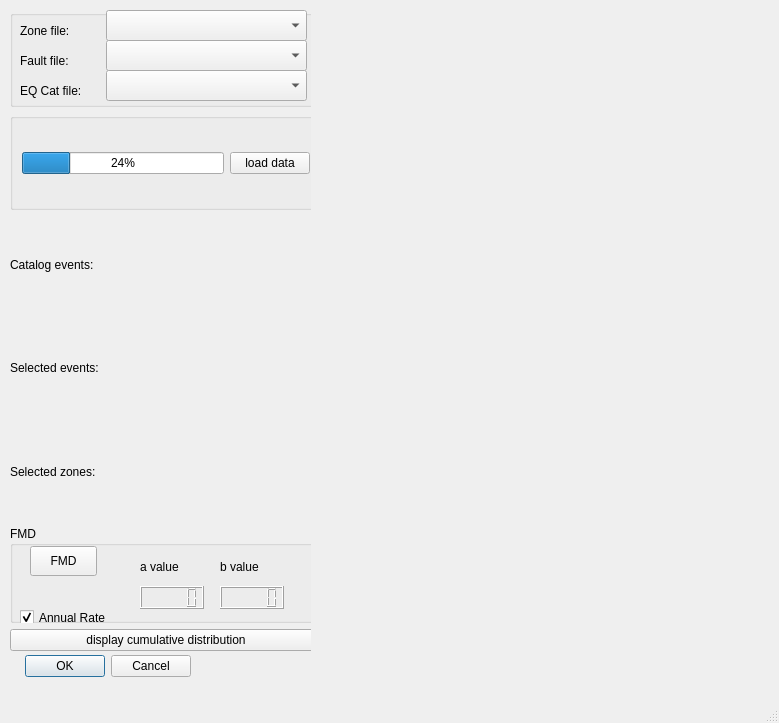
This is mt_seismicsource/ui_seismicsource.ui in feuchner/seismicsource-toolkit as Qt 5 draws it before an edit. The edited form follows.
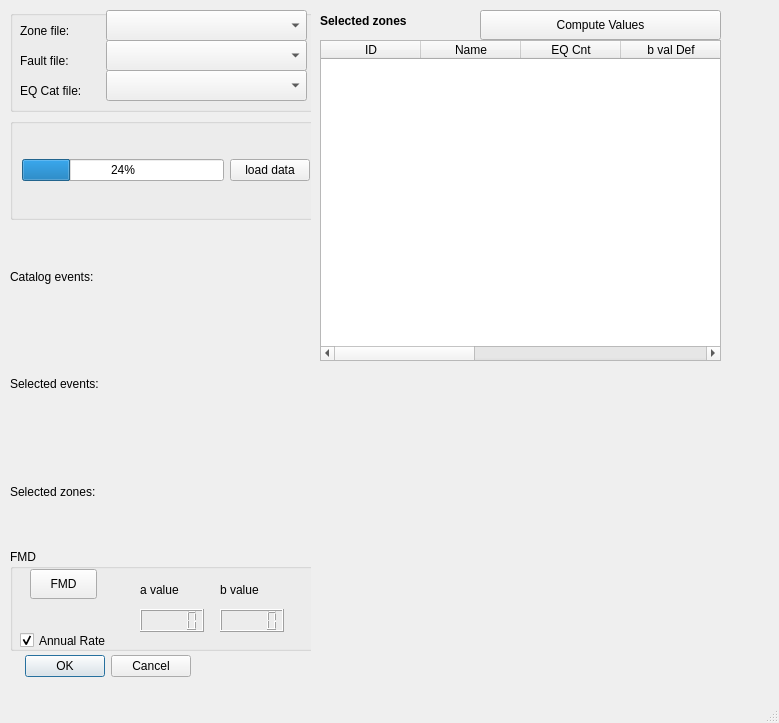
This is the edited form.

Commit message: added parameter table for selected features

Diff of the .ui file:
```diff
--- a/mt_seismicsource/ui_seismicsource.ui
+++ b/mt_seismicsource/ui_seismicsource.ui
@@ -253,49 +253,9 @@
        </widget>
       </widget>
      </item>
-     <item>
-      <widget class="QPushButton" name="btnDisplayCumulDist">
-       <property name="text">
-        <string>display cumulative distribution</string>
-       </property>
-      </widget>
-     </item>
     </layout>
    </widget>
   </widget>
-  <widget class="QWidget" name="widgetPlotCumulDist" native="true">
-   <property name="geometry">
-    <rect>
-     <x>320</x>
-     <y>10</y>
-     <width>401</width>
-     <height>350</height>
-    </rect>
-   </property>
-   <property name="minimumSize">
-    <size>
-     <width>300</width>
-     <height>350</height>
-    </size>
-   </property>
-   <property name="maximumSize">
-    <size>
-     <width>450</width>
-     <height>450</height>
-    </size>
-   </property>
-   <widget class="QWidget" name="verticalLayoutWidget">
-    <property name="geometry">
-     <rect>
-      <x>10</x>
-      <y>10</y>
-      <width>381</width>
-      <height>331</height>
-     </rect>
-    </property>
-    <layout class="QVBoxLayout" name="layoutPlotCumulDist"/>
-   </widget>
-  </widget>
   <widget class="QWidget" name="widgetPlotFMD" native="true">
    <property name="geometry">
     <rect>
@@ -329,6 +289,96 @@
     <layout class="QVBoxLayout" name="layoutPlotFMD"/>
    </widget>
   </widget>
+  <widget class="QWidget" name="widgetZoneTable" native="true">
+   <property name="geometry">
+    <rect>
+     <x>320</x>
+     <y>10</y>
+     <width>401</width>
+     <height>351</height>
+    </rect>
+   </property>
+   <widget class="QTableWidget" name="zoneTable">
+    <property name="geometry">
+     <rect>
+      <x>0</x>
+      <y>30</y>
+      <width>401</width>
+      <height>321</height>
+     </rect>
+    </property>
+    <property name="sortingEnabled">
+     <bool>true</bool>
+    </property>
+    <property name="columnCount">
+     <number>8</number>
+    </property>
+    <column>
+     <property name="text">
+      <string>ID</string>
+     </property>
+    </column>
+    <column>
+     <property name="text">
+      <string>Name</string>
+     </property>
+    </column>
+    <column>
+     <property name="text">
+      <string>EQ Cnt</string>
+     </property>
+    </column>
+    <column>
+     <property name="text">
+      <string>b val Def</string>
+     </property>
+    </column>
+    <column>
+     <property name="text">
+      <string>b value</string>
+     </property>
+    </column>
+    <column>
+     <property name="text">
+      <string>a value</string>
+     </property>
+    </column>
+    <column/>
+    <column/>
+   </widget>
+   <widget class="QLabel" name="labelZoneTable">
+    <property name="geometry">
+     <rect>
+      <x>0</x>
+      <y>0</y>
+      <width>121</width>
+      <height>21</height>
+     </rect>
+    </property>
+    <property name="font">
+     <font>
+      <weight>75</weight>
+      <bold>true</bold>
+     </font>
+    </property>
+    <property name="text">
+     <string>Selected zones</string>
+    </property>
+   </widget>
+   <widget class="QPushButton" name="btnComputeZoneValues">
+    <property name="geometry">
+     <rect>
+      <x>160</x>
+      <y>0</y>
+      <width>241</width>
+      <height>30</height>
+     </rect>
+    </property>
+    <property name="text">
+     <string>Compute Values</string>
+    </property>
+   </widget>
+  </widget>
  </widget>
  <resources/>
  <connections>
```
The commit also changes 1 other file.
